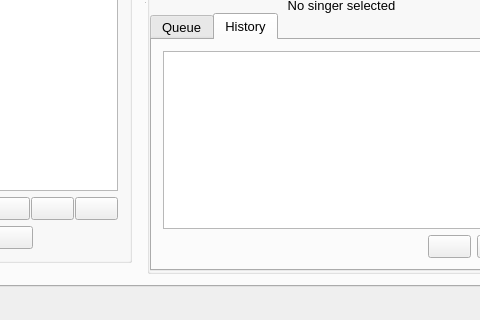
Old version of the form OpenKJ/mainwindow.ui in the repository OpenKJ/OpenKJ; both pictures show x 219 to 699 and y 330 to 650 of the 1082 by 650 pixel window.
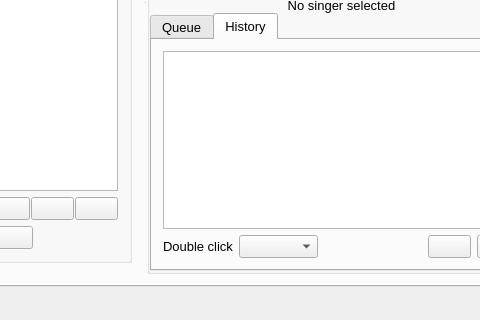
New version of the form. Icons and pictures are not drawn. Custom widgets are drawn as their Qt base class.

Commit message: Finish up work on the new singer history features

Diff of the .ui file:
```diff
--- a/OpenKJ/mainwindow.ui
+++ b/OpenKJ/mainwindow.ui
@@ -996,6 +996,16 @@
                          <property name="topMargin">
                           <number>0</number>
                          </property>
+                         <item>
+                          <widget class="QLabel" name="label_2">
+                           <property name="text">
+                            <string>Double click</string>
+                           </property>
+                          </widget>
+                         </item>
+                         <item>
+                          <widget class="QComboBox" name="comboBoxHistoryDblClick"/>
+                         </item>
                          <item>
                           <spacer name="horizontalSpacer_20">
                            <property name="orientation">
```
Left out of the diff: 3 changed lines with no effect on the pictures. The commit also changes 17 other files.
